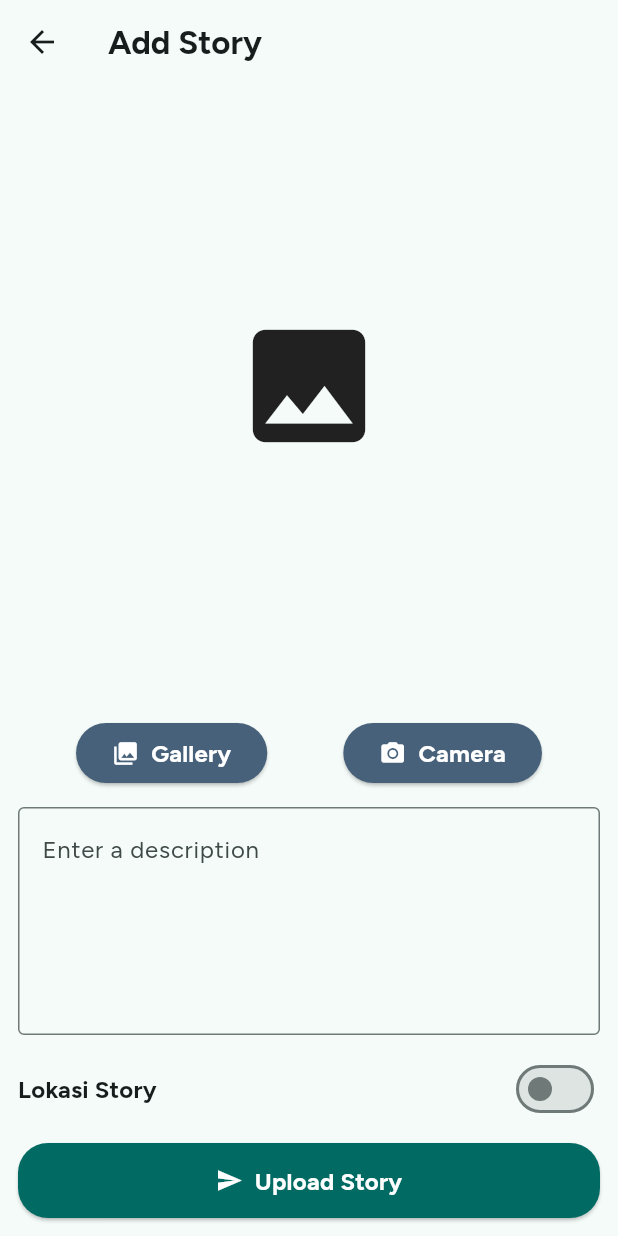
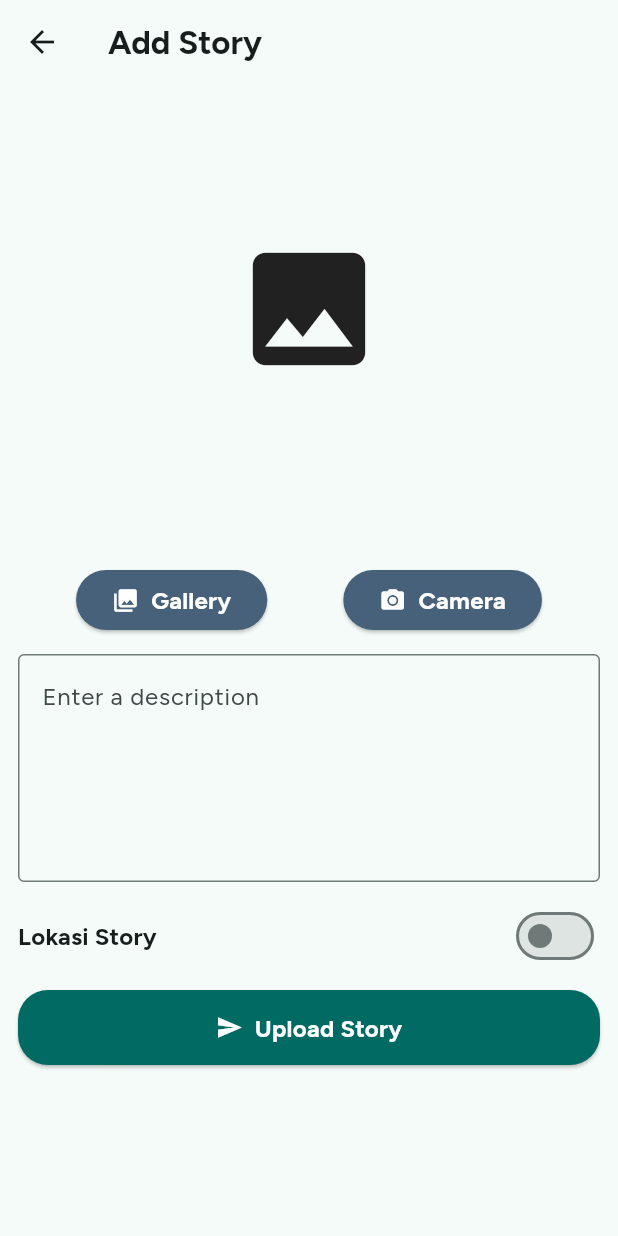
Before and after one commit to fadlyoktapriadi/Story-App, a Flutter app: the AddStoryScreen screen opened directly with empty values, on a phone screen of 412 x 824 dp. Run offline on Flutter 3.47's test engine with Material 3 defaults, Android fonts, the phone set to English and light mode, and no system bars; our stand-ins replace geocoding, google_fonts, google_maps_flutter, image_picker, location, lottie and 1 more; accounts and stored records are empty.

Commit message:
add address on click pinpoint map detail, scrollable on add story screen, error handle connection

```diff
--- a/lib/screen/add/add_story_screen.dart
+++ b/lib/screen/add/add_story_screen.dart
@@ -107,11 +107,9 @@ class _AddStoryScreenState extends State<AddStoryScreen> {
         );
         widget.onBack();
       } else if (addProvider.state is StoryAddStoryResultStateError) {
-        final errorMessage =
-            (addProvider.state as StoryAddStoryResultStateError).error;
         ScaffoldMessenger.of(
           context,
-        ).showSnackBar(SnackBar(content: Text(errorMessage)));
+        ).showSnackBar(SnackBar(content: Text("Failed to upload story, try again.")));
       }
     });
     super.initState();
@@ -128,10 +126,12 @@ class _AddStoryScreenState extends State<AddStoryScreen> {
     return Scaffold(
       appBar: AppBar(title: Text(AppLocalizations.of(context)!.titleAddStory)),
       body: SafeArea(
+        child: SingleChildScrollView(
           child: Column(
             crossAxisAlignment: CrossAxisAlignment.stretch,
             children: [
-            Expanded(
+              SizedBox(
+                height: 300,
                 child:
                     context.watch<AddProvider>().imagePath == null
                         ? const Align(
@@ -146,16 +146,10 @@ class _AddStoryScreenState extends State<AddStoryScreen> {
                 children: [
                   ElevatedButton(
                     style: ElevatedButton.styleFrom(
-                    backgroundColor:
-                        Theme.of(context).colorScheme.tertiary, // Primary color
-                    foregroundColor:
-                        Theme.of(
-                          context,
-                        ).colorScheme.onTertiary, // Text color on primary
+                      backgroundColor: Theme.of(context).colorScheme.tertiary,
+                      foregroundColor: Theme.of(context).colorScheme.onTertiary,
                       shape: RoundedRectangleBorder(
-                      borderRadius: BorderRadius.circular(
-                        20,
-                      ), // Rounded corners
+                        borderRadius: BorderRadius.circular(20),
                       ),
                     ),
                     onPressed: () {
@@ -206,7 +200,6 @@ class _AddStoryScreenState extends State<AddStoryScreen> {
                   ),
                 ],
               ),
-
               Padding(
                 padding: const EdgeInsets.all(12.0),
                 child: TextFormField(
@@ -219,7 +212,6 @@ class _AddStoryScreenState extends State<AddStoryScreen> {
                   ),
                 ),
               ),
-
               Padding(
                 padding: const EdgeInsets.symmetric(horizontal: 12.0),
                 child: Row(
@@ -243,7 +235,6 @@ class _AddStoryScreenState extends State<AddStoryScreen> {
                   ],
                 ),
               ),
-
               if (isUsingMaps)
                 _currentLatLng == null
                     ? const SizedBox(
@@ -278,9 +269,7 @@ class _AddStoryScreenState extends State<AddStoryScreen> {
                                 onLongPressGoogleMap(latLng);
                               },
                             ),
-                          if (placemark == null)
-                            const SizedBox()
-                          else
+                            if (placemark != null)
                               Positioned(
                                 bottom: 16,
                                 right: 16,
@@ -291,7 +280,6 @@ class _AddStoryScreenState extends State<AddStoryScreen> {
                         ),
                       ),
                     ),
-
               Padding(
                 padding: const EdgeInsets.all(12.0),
                 child: ElevatedButton(
@@ -350,6 +338,7 @@ class _AddStoryScreenState extends State<AddStoryScreen> {
                 ),
               ),
             ],
+          ),
         ),
       ),
     );
@@ -434,7 +423,7 @@ class _AddStoryScreenState extends State<AddStoryScreen> {
       );
     } catch (e) {
       scaffoldMessengerState.showSnackBar(
-        SnackBar(content: Text("Failed to upload story: $e")),
+        SnackBar(content: Text("Failed to upload story, try again")),
       );
     } finally {
       addProvider.clearImage();
--- a/lib/screen/home/home_screen.dart
+++ b/lib/screen/home/home_screen.dart
@@ -87,7 +87,9 @@ class _HomeScreenState extends State<HomeScreen> {
               return const Center(child: CircularProgressIndicator());
             } else if (provider.state is StoryStoriesErrorState) {
               return Center(
-                child: Text((provider.state as StoryStoriesErrorState).error),
+                child: Padding(padding: const EdgeInsets.all(12.0),
+                  child: Text("Story data could not be loaded. Please try again."),
+                ),
               );
             } else if (provider.state is StoryStoriesSuccessState) {
               final stories = provider.stories;
```
Also changed, not shown: lib/screen/detail/detail_screen.dart (+11 -21 lines). Lines whose indentation alone changed are shown as unchanged.
